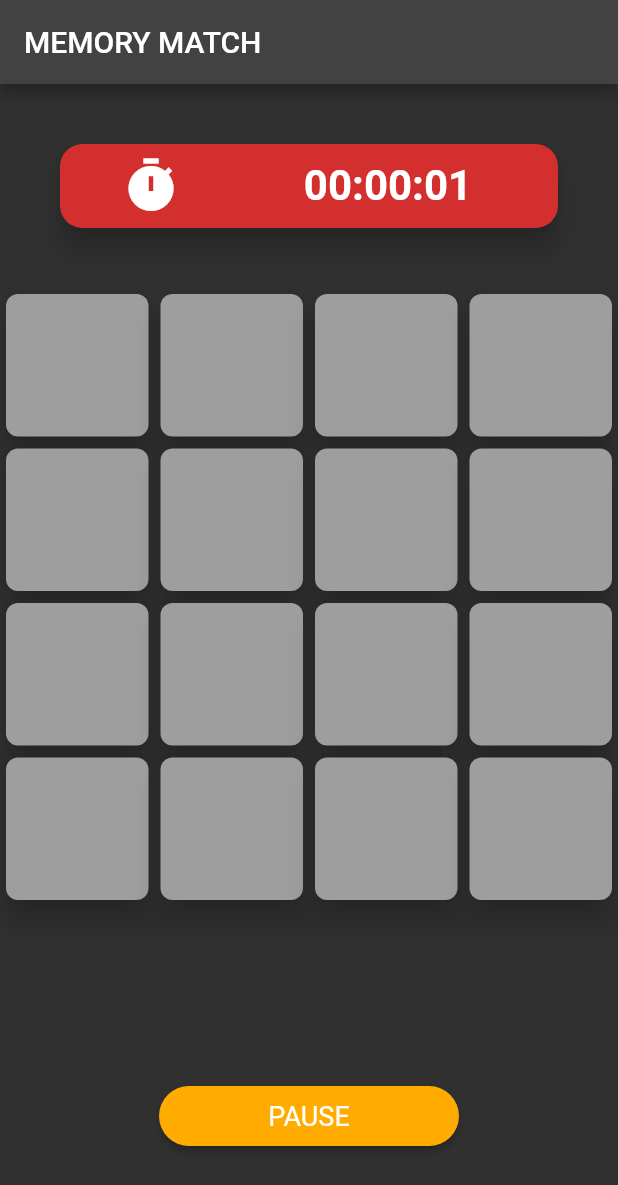
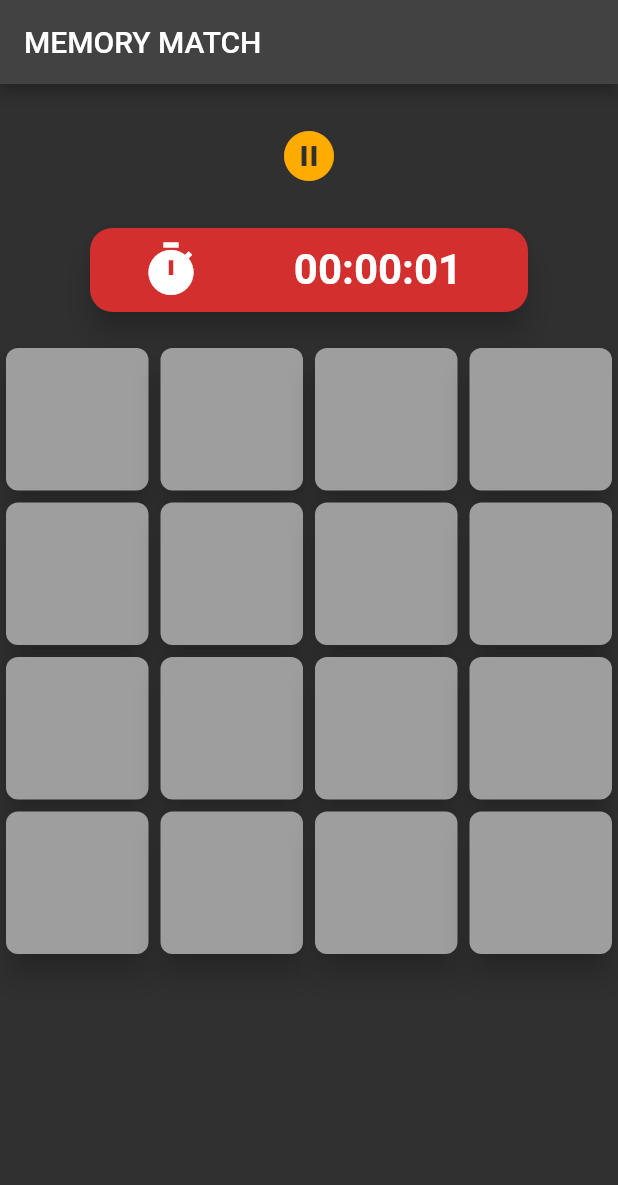
Before and after one commit to offlineprogrammer/the_memory_match_game, a Flutter app: the screen it shows after launch, after a tap on "4 x 4", on a phone screen of 412 x 824 dp. Shown: the top 1185 px of the screen. Run offline on Flutter 3.47's test engine with Material 2 defaults, Android fonts, the phone set to English and light mode, and no system bars.

Commit message:
UI Updates

```diff
--- a/lib/ui/pages/memory_match_page_web.dart
+++ b/lib/ui/pages/memory_match_page_web.dart
@@ -19,7 +19,6 @@ class MemoryMatchPageWeb extends StatelessWidget {
       body: LayoutBuilder(builder: (context, constraints) {
         return AnimatedContainer(
           duration: const Duration(milliseconds: 500),
-          // color: Colors.blueGrey, // lightGreen[200],
           padding: constraints.maxWidth < 500
               ? EdgeInsets.zero
               : const EdgeInsets.all(30.0),
@@ -31,7 +30,6 @@ class MemoryMatchPageWeb extends StatelessWidget {
                 maxWidth: 700,
               ),
               decoration: BoxDecoration(
-                //   color: const Color.fromRGBO(255, 255, 255, 1),
                 borderRadius: BorderRadius.circular(2.0),
               ),
               child: GameBoard(
--- a/lib/ui/widgets/game_board.dart
+++ b/lib/ui/widgets/game_board.dart
@@ -1,5 +1,6 @@
 import 'dart:async';
 
+import 'package:flutter/foundation.dart';
 import 'package:flutter/material.dart';
 
 import 'package:the_memory_match_game/models/game.dart';
@@ -59,9 +60,21 @@ class _GameBoardState extends State<GameBoard> {
 
   @override
   Widget build(BuildContext context) {
+    final aspectRatio = MediaQuery.of(context).size.aspectRatio;
+
     return SafeArea(
       child: Column(
+        mainAxisAlignment: MainAxisAlignment.center,
         children: [
+          const SizedBox(
+            height: 20,
+          ),
+          RestartGame(
+            isGameOver: game.isGameOver,
+            pauseGame: () => pauseTimer(),
+            restartGame: () => _resetGame(),
+            continueGame: () => startTimer(),
+          ),
           GameTimer(
             time: duration,
           ),
@@ -69,6 +82,7 @@ class _GameBoardState extends State<GameBoard> {
             flex: 3,
             child: GridView.count(
               crossAxisCount: game.gridSize,
+              childAspectRatio: kIsWeb ? aspectRatio : aspectRatio * 2,
               children: List.generate(game.cards.length, (index) {
                 return MemoryCard(
                   index: index,
@@ -78,15 +92,6 @@ class _GameBoardState extends State<GameBoard> {
               }),
             ),
           ),
-          Padding(
-            padding: const EdgeInsets.symmetric(vertical: 60.0),
-            child: RestartGame(
-              isGameOver: game.isGameOver,
-              pauseGame: () => pauseTimer(),
-              restartGame: () => _resetGame(),
-              continueGame: () => startTimer(),
-            ),
-          ),
         ],
       ),
     );
--- a/lib/ui/widgets/game_timer.dart
+++ b/lib/ui/widgets/game_timer.dart
@@ -10,7 +10,10 @@ class GameTimer extends StatelessWidget {
   @override
   Widget build(BuildContext context) {
     return Card(
-      margin: const EdgeInsets.all(40),
+      margin: const EdgeInsets.symmetric(
+        vertical: 20,
+        horizontal: 60,
+      ),
       elevation: 8,
       clipBehavior: Clip.antiAlias,
       shape: RoundedRectangleBorder(
--- a/lib/ui/widgets/memory_card.dart
+++ b/lib/ui/widgets/memory_card.dart
@@ -20,7 +20,7 @@ class MemoryCard extends StatelessWidget {
 
   @override
   Widget build(BuildContext context) {
-    return GestureDetector(
+    return InkWell(
       onTap: handleCardTap,
       child: Card(
         margin: const EdgeInsets.all(4),
--- a/lib/ui/widgets/restart_game.dart
+++ b/lib/ui/widgets/restart_game.dart
@@ -2,7 +2,6 @@ import 'dart:async';
 
 import 'package:flutter/material.dart';
 import 'package:the_memory_match_game/ui/pages/startup_page.dart';
-import 'package:the_memory_match_game/ui/widgets/game_button.dart';
 import 'package:the_memory_match_game/ui/widgets/game_controls_bottomsheet.dart';
 
 class RestartGame extends StatelessWidget {
@@ -39,27 +38,23 @@ class RestartGame extends StatelessWidget {
     }
   }
 
+  void navigateback(BuildContext context) {
+    Navigator.of(context).pushAndRemoveUntil(
+        MaterialPageRoute(builder: (BuildContext context) {
+      return const StartUpPage();
+    }), (Route<dynamic> route) => false);
+  }
+
   @override
   Widget build(BuildContext context) {
-    if (isGameOver) {
-      return GameButton(
-        onPressed: () {
-          Navigator.of(context).pushAndRemoveUntil(
-              MaterialPageRoute(builder: (BuildContext context) {
-            return const StartUpPage();
-          }), (Route<dynamic> route) => false);
-        },
-        title: 'TRY AGAIN',
-        color: Colors.amberAccent[700]!,
-        width: 200,
-      );
-    } else {
-      return GameButton(
-        onPressed: () => showGameControls(context),
-        title: 'PAUSE',
-        color: Colors.amberAccent[700]!,
-        width: 200,
-      );
-    }
+    return IconButton(
+      color: Colors.amberAccent[700]!,
+      icon: (isGameOver)
+          ? const Icon(Icons.replay_circle_filled)
+          : const Icon(Icons.pause_circle_filled),
+      iconSize: 40,
+      onPressed: () =>
+          isGameOver ? navigateback(context) : showGameControls(context),
+    );
   }
 }
```
